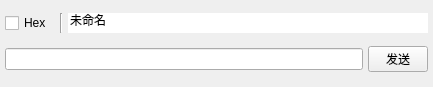
Old version of the form customitem.ui in the repository dashao643/SerialTool-Qt.
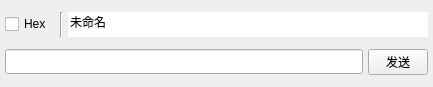
New version of the form.

What changed in the file:
```diff
--- a/customitem.ui
+++ b/customitem.ui
@@ -34,7 +34,7 @@
      <property name="minimumSize">
       <size>
        <width>60</width>
-       <height>0</height>
+       <height>25</height>
       </size>
      </property>
      <property name="maximumSize">
@@ -68,7 +68,14 @@
     </widget>
    </item>
    <item row="1" column="0" colspan="3">
-    <widget class="QLineEdit" name="lineEdit_Data"/>
+    <widget class="QLineEdit" name="lineEdit_Data">
+     <property name="minimumSize">
+      <size>
+       <width>0</width>
+       <height>25</height>
+      </size>
+     </property>
+    </widget>
    </item>
    <item row="0" column="1">
     <widget class="Line" name="line">
@@ -79,6 +86,12 @@
    </item>
    <item row="0" column="2" colspan="2">
     <widget class="QLineEdit" name="lineEdit_Comment">
+     <property name="minimumSize">
+      <size>
+       <width>0</width>
+       <height>25</height>
+      </size>
+     </property>
      <property name="text">
       <string>未命名</string>
      </property>
```
